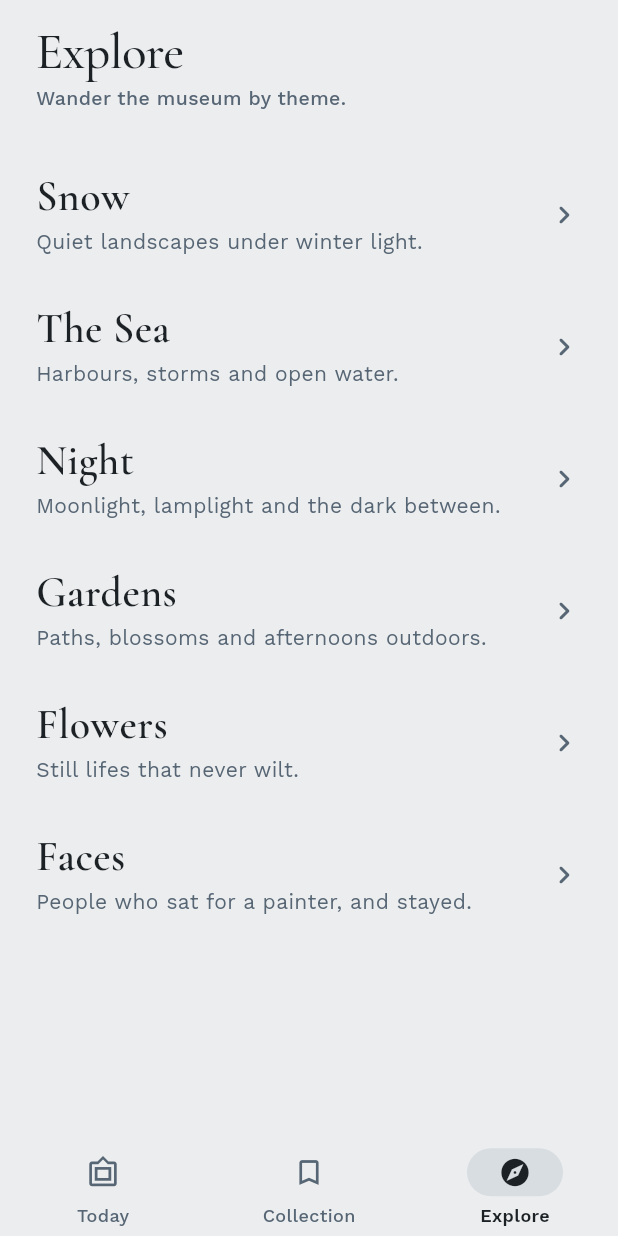
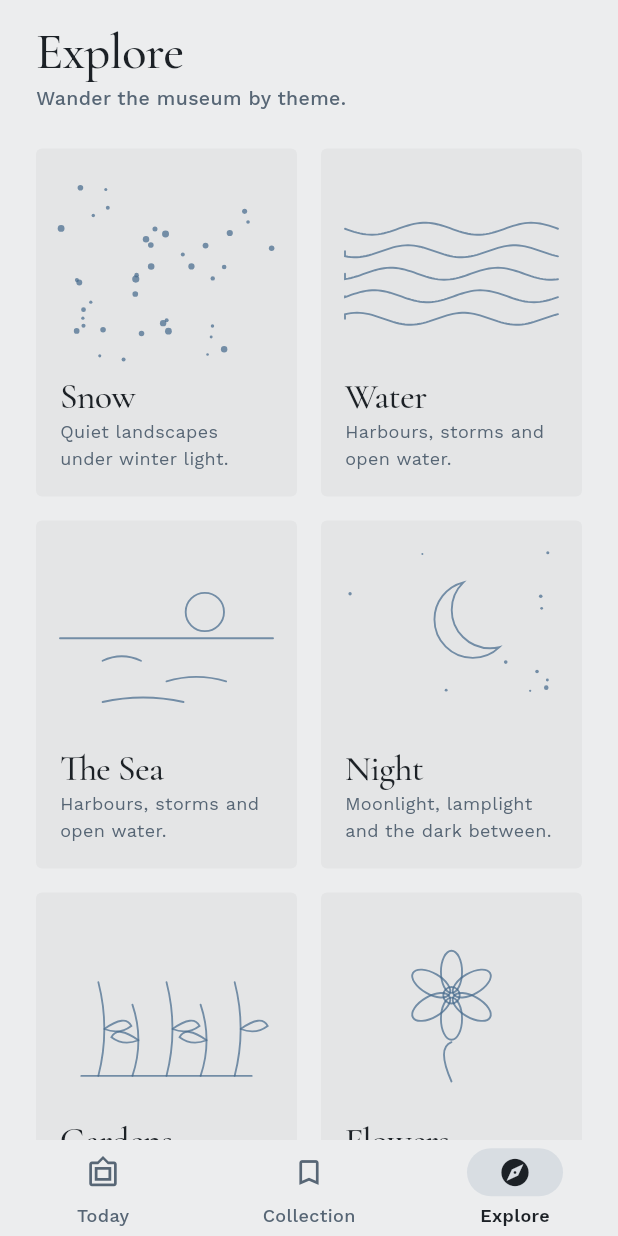
Before and after one commit to prajwalccc13/gallerist, a Flutter app: the screen it shows after launch, item 3 of the bottom bar chosen, on a phone screen of 412 x 824 dp. Run offline on Flutter 3.47's test engine with Material 3 defaults, Android fonts, the phone set to English and light mode, and no system bars; our stand-ins replace cached_network_image, flutter_animate, google_fonts, shared_preferences; network calls fail.

Commit message:
tiles for rooms

```diff
--- a/lib/models/room.dart
+++ b/lib/models/room.dart
@@ -1,40 +1,56 @@
+enum RoomMotif { snow, water, sea, night, garden, flowers, portrait }
+
 class Room {
-  const Room({required this.title, required this.query, required this.blurb});
+  const Room({required this.title, required this.query, required this.blurb, required this.motif});
 
   final String title;
   final String query;
   final String blurb;
+  final RoomMotif motif;
+
 
   static const all = [
     Room(
       title: 'Snow',
       query: 'snow',
       blurb: 'Quiet landscapes under winter light.',
+      motif: RoomMotif.snow,
+    ),
+    Room(
+      title: 'Water',
+      query: 'water',
+      blurb: 'Harbours, storms and open water.',
+      motif: RoomMotif.water,
     ),
     Room(
       title: 'The Sea',
       query: 'sea',
       blurb: 'Harbours, storms and open water.',
+      motif: RoomMotif.sea,
     ),
     Room(
       title: 'Night',
       query: 'night',
       blurb: 'Moonlight, lamplight and the dark between.',
+      motif: RoomMotif.night,
     ),
     Room(
       title: 'Gardens',
       query: 'garden',
       blurb: 'Paths, blossoms and afternoons outdoors.',
+      motif: RoomMotif.garden,
     ),
     Room(
       title: 'Flowers',
       query: 'flowers',
       blurb: 'Still lifes that never wilt.',
+      motif: RoomMotif.flowers,
     ),
     Room(
       title: 'Faces',
       query: 'portrait',
       blurb: 'People who sat for a painter, and stayed.',
+      motif: RoomMotif.portrait,
     ),
   ];
 }
--- a/lib/screens/explore_screen.dart
+++ b/lib/screens/explore_screen.dart
@@ -4,6 +4,7 @@ import 'package:gallerist/models/room.dart';
 import 'package:gallerist/screens/room_screen.dart';
 import 'package:gallerist/theme/app_theme.dart';
 import 'package:gallerist/theme/art_palette.dart';
+import 'package:gallerist/widgets/room_motif_painter.dart';
 
 class ExploreScreen extends StatelessWidget {
   const ExploreScreen({super.key});
@@ -14,17 +15,43 @@ class ExploreScreen extends StatelessWidget {
 
     return Scaffold(
       body: SafeArea(
-        child: ListView(
-          padding: const EdgeInsets.fromLTRB(24, 16, 24, 32),
+        child: CustomScrollView(
+          slivers: [
+            // Block 1: the heading. SliverToBoxAdapter turns an ordinary
+            // widget into a sliver.
+            SliverPadding(
+              padding: const EdgeInsets.fromLTRB(24, 16, 24, 24),
+              sliver: SliverToBoxAdapter(
+                child: Column(
+                  crossAxisAlignment: CrossAxisAlignment.start,
                   children: [
                     Text(
                       'Explore',
                       style: AppText.title(palette).copyWith(fontSize: 34),
                     ),
                     const SizedBox(height: 4),
-            Text('Wander the museum by theme.', style: AppText.date(palette)),
-            const SizedBox(height: 24),
-            for (final room in Room.all) _RoomRow(room: room),
+                    Text(
+                      'Wander the museum by theme.',
+                      style: AppText.date(palette),
+                    ),
+                  ],
+                ),
+              ),
+            ),
+
+            // Block 2: the rooms, two per row, in tall 3:4 tiles.
+            SliverPadding(
+              padding: const EdgeInsets.fromLTRB(24, 0, 24, 48),
+              sliver: SliverGrid.count(
+                crossAxisCount: 2,
+                mainAxisSpacing: 16,
+                crossAxisSpacing: 16,
+                childAspectRatio: 3 / 4, // width ÷ height
+                children: [
+                  for (final room in Room.all) _RoomTile(room: room),
+                ],
+              ),
+            ),
           ],
         ),
       ),
@@ -32,8 +59,8 @@ class ExploreScreen extends StatelessWidget {
   }
 }
 
-class _RoomRow extends StatelessWidget {
-  const _RoomRow({required this.room});
+class _RoomTile extends StatelessWidget {
+  const _RoomTile({required this.room});
 
   final Room room;
 
@@ -41,28 +68,45 @@ class _RoomRow extends StatelessWidget {
   Widget build(BuildContext context) {
     final palette = context.palette;
 
-    return InkWell(
+    // Material gives the tile its background and shape, and lets InkWell
+    // draw its ripple inside the rounded corners (clipBehavior).
+    return Material(
+      // A whisper of ink on the wall: darker in light mode, lighter in dark
+      // mode, because ink is the opposite of the wall in both.
+      color: palette.ink.withValues(alpha: 0.04),
+      shape: RoundedRectangleBorder(borderRadius: BorderRadius.circular(4)),
+      clipBehavior: Clip.antiAlias,
+      child: InkWell(
         onTap: () => Navigator.of(context).push(RoomScreen.route(room)),
-      borderRadius: BorderRadius.circular(8),
         child: Padding(
-        padding: const EdgeInsets.symmetric(vertical: 16),
-        child: Row(
-          children: [
-            Expanded(
+          padding: const EdgeInsets.all(16),
           child: Column(
             crossAxisAlignment: CrossAxisAlignment.start,
             children: [
+              // The drawing takes all the space the text doesn't need.
+              Expanded(
+                child: CustomPaint(
+                  painter: RoomMotifPainter(
+                    motif: room.motif,
+                    color: palette.accent.withValues(alpha: 0.7),
+                  ),
+                  child: const SizedBox.expand(),
+                ),
+              ),
+              const SizedBox(height: 12),
               Text(
                 room.title,
-                    style: AppText.sectionTitle(palette).copyWith(fontSize: 28),
+                style: AppText.title(palette).copyWith(fontSize: 24),
               ),
-                  const SizedBox(height: 4),
-                  Text(room.blurb, style: AppText.detail(palette)),
+              const SizedBox(height: 2),
+              Text(
+                room.blurb,
+                maxLines: 2,
+                overflow: TextOverflow.ellipsis,
+                style: AppText.caption(palette),
+              ),
             ],
           ),
-            ),
-            Icon(Icons.chevron_right_rounded, color: palette.muted),
-          ],
         ),
       ),
     );
```
Also changed, not shown: lib/widgets/room_motif_painter.dart (added, +210 -0 lines), 1 other file. Lines whose indentation alone changed are shown as unchanged.
